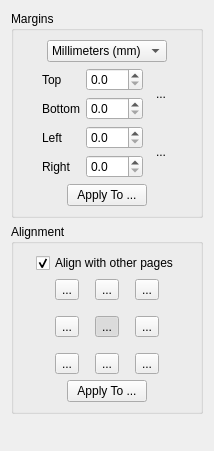
Old version of the form filters/page_layout/ui/PageLayoutOptionsWidget.ui in the repository ImageProcessing-ElectronicPublications/scantailor-deviant.
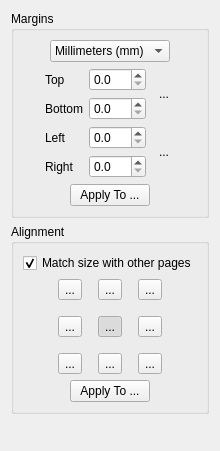
New version of the form. Icons and pictures are not drawn.

Commit message: Rename Page Layout -> Margins and Align with other pages -> Match size with other pages.

```diff
--- a/filters/page_layout/ui/PageLayoutOptionsWidget.ui
+++ b/filters/page_layout/ui/PageLayoutOptionsWidget.ui
@@ -259,6 +259,9 @@
      <layout class="QVBoxLayout" name="verticalLayout_2">
       <item>
        <layout class="QHBoxLayout" name="horizontalLayout_3">
+        <property name="spacing">
+         <number>0</number>
+        </property>
         <item>
          <spacer name="horizontalSpacer_7">
           <property name="orientation">
@@ -275,7 +278,7 @@
         <item>
          <widget class="QCheckBox" name="alignWithOthersCB">
           <property name="text">
-           <string>Align with other pages</string>
+           <string>Match size with other pages</string>
           </property>
           <property name="checked">
            <bool>true</bool>
```
The commit also changes 3 other files.
